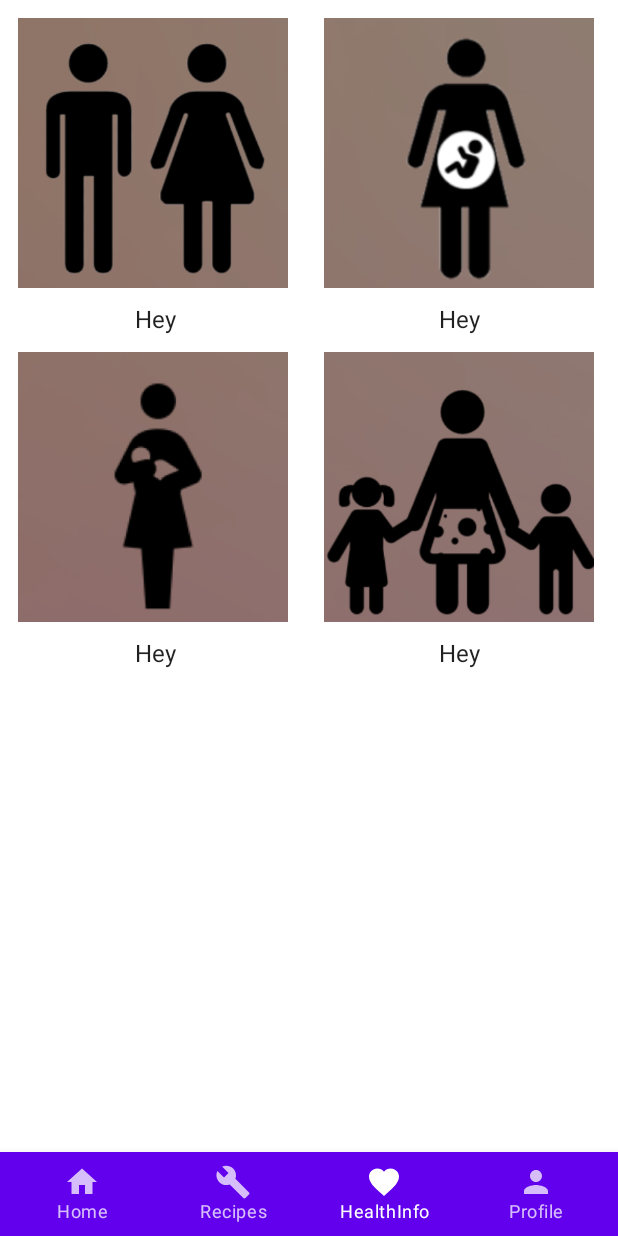
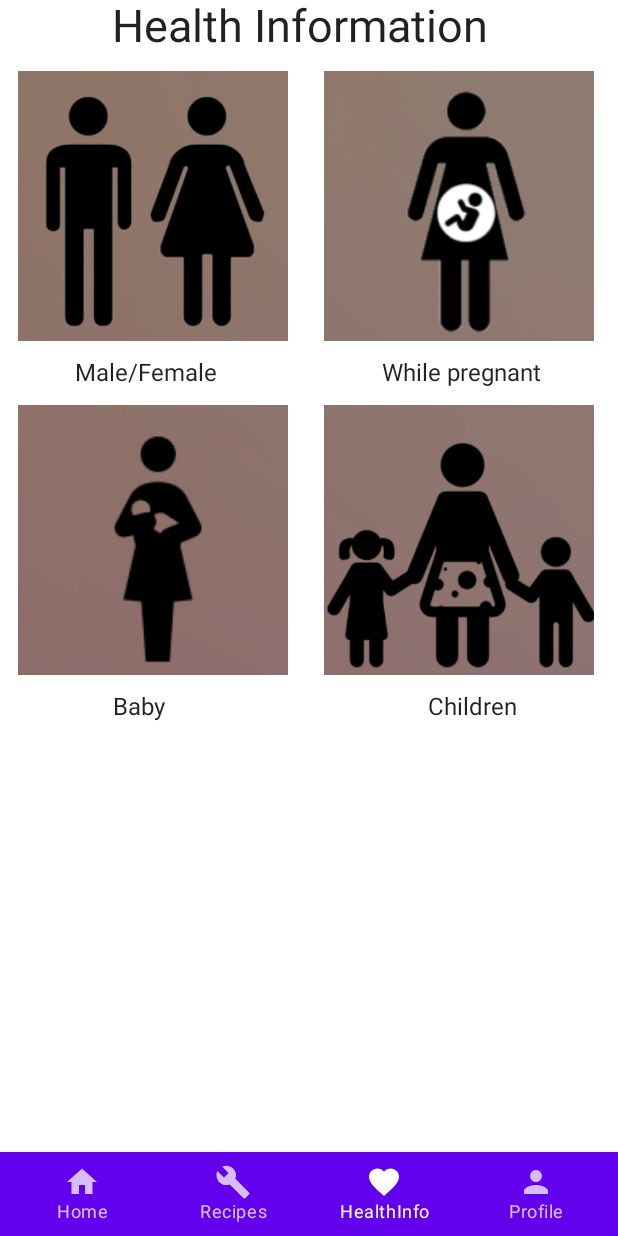
Before and after one commit to XIIIXIIXIXI/SundMadNepal, an Android app built with Jetpack Compose: the HealthInfoScreen screen opened through its navigation route, on a phone screen of 412 x 824 dp. Run offline under Robolectric (Android 15) with nearby library versions, the phone set to English and light mode, and no system bars.

Commit message:
Rettet lidt i HealthInfoScreen.kt

```diff
--- a/app/src/main/java/com/example/sundmadnepal/HealthInfoScreen.kt
+++ b/app/src/main/java/com/example/sundmadnepal/HealthInfoScreen.kt
@@ -1,3 +1,5 @@
+import android.media.Image
+import android.media.ImageReader
 import androidx.compose.foundation.Image
 import androidx.compose.foundation.layout.*
 
@@ -9,15 +11,20 @@ import androidx.compose.material.icons.filled.Home
 import androidx.compose.material.icons.filled.Person
 import androidx.compose.runtime.Composable
 import androidx.compose.ui.Alignment
-
 import androidx.compose.ui.Modifier
+import androidx.compose.ui.graphics.painter.Painter
 import androidx.compose.ui.graphics.vector.ImageVector
 import androidx.compose.ui.layout.ContentScale
+import androidx.compose.ui.layout.VerticalAlignmentLine
 import androidx.compose.ui.res.painterResource
+import androidx.compose.ui.text.style.TextAlign
 import androidx.compose.ui.unit.dp
+import androidx.compose.ui.unit.sp
 
 import androidx.navigation.NavController
 import com.example.sundmadnepal.R
+import org.intellij.lang.annotations.JdkConstants
+import java.util.*
 
 
 @Composable
@@ -42,61 +49,50 @@ private fun HealthScreenScaffold(
 
 @Composable
 private fun HealthScreenContent(){
-    val padding = 12.dp
-    val size = 180.dp
+
     Column() {
+        Text(text = "Health Information",
+            textAlign = TextAlign.Center,
+            fontSize = 30.sp,
+            modifier = Modifier.width(400.dp)
+        )
     Row(verticalAlignment = Alignment.CenterVertically) {
-        Image(
-            painterResource(R.drawable.adult),
-            contentDescription = "dada",
-            contentScale = ContentScale.Crop,
-            modifier = Modifier
-                .padding(padding)
-                .size(size)
-        )
-        Image(
-            painterResource(R.drawable.pregnant),
-            contentDescription = "dada",
-            contentScale = ContentScale.Crop,
-            modifier = Modifier
-                .padding(padding)
-                .size(size)
-        )
+        imageImport(image = R.drawable.adult)
+        imageImport(image = R.drawable.pregnant)
     }
         Row(){
-            Text("Hey",modifier = Modifier
-                .absolutePadding(90.dp,0.dp,75.dp))
-            Text("Hey",modifier = Modifier
-                .absolutePadding(100.dp))
+            Text("Male/Female",modifier = Modifier
+                .absolutePadding(50.dp,0.dp,50.dp))
+            Text("While pregnant",modifier = Modifier
+                .absolutePadding(60.dp))
         }
         Row(verticalAlignment = Alignment.CenterVertically) {
-        Image(
-            painterResource(R.drawable.baby),
-            contentDescription = "dada",
-            contentScale = ContentScale.Crop,
-            modifier = Modifier
-                .padding(padding)
-                .size(size)
-        )
-            Image(
-                painterResource(R.drawable.children),
-            contentDescription = "dada",
-            contentScale = ContentScale.Crop,
-                modifier = Modifier
-                    .padding(padding)
-                    .size(size)
-            )
+            imageImport(image = R.drawable.baby)
+            imageImport(image = R.drawable.children)
         }
         Row(){
-            Text("Hey",modifier = Modifier
-                .absolutePadding(90.dp,0.dp,75.dp))
-            Text("Hey",modifier = Modifier
+            Text("Baby",modifier = Modifier
+                .absolutePadding(75.dp,0.dp,75.dp))
+            Text("Children",modifier = Modifier
                 .absolutePadding(100.dp))
         }
     }
 
 }
 
+@Composable
+private fun imageImport(image: Int){
+    val padding = 12.dp
+    val size = 180.dp
+    Image(
+        painterResource(image),
+        contentDescription = "Single",
+        contentScale = ContentScale.Crop,
+        modifier = Modifier
+            .padding(padding)
+            .size(size)
+    )
+}
 
 @Composable
 private fun AdultScreenScaffold(
```
